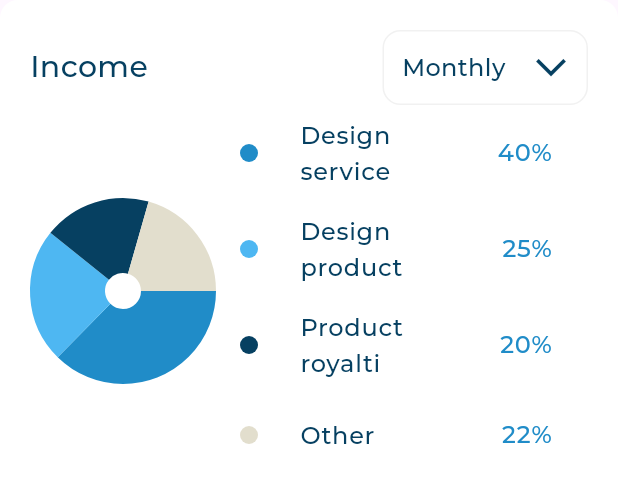
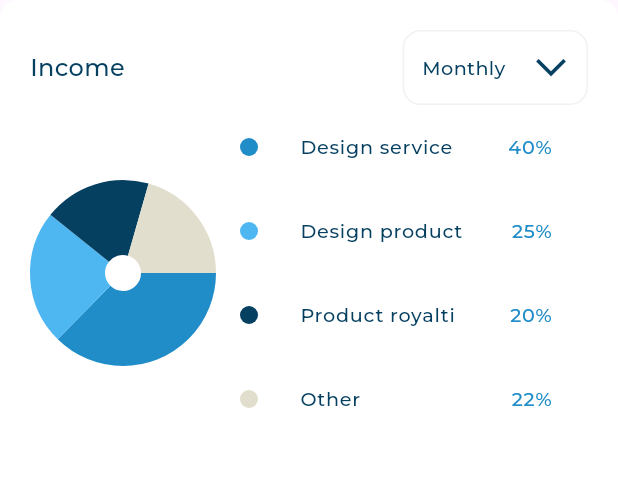
Before and after one commit to Fatma-kabil/responsive_dash_board, a Flutter app: the IncomeSection widget shown alone on an empty page, opened directly, on a phone screen of 412 x 824 dp. Shown: the top 483 px of the screen. Run offline on Flutter 3.47's test engine with Material 3 defaults, Android fonts, the phone set to English and light mode, and no system bars; drawn by our look-alikes of fl_chart; our stand-ins replace expandable_page_view, flutter_svg; project files that could hold a hidden picture were left out.

Commit message:
responsive font size part one

```diff
--- a/lib/utiles/app_styles.dart
+++ b/lib/utiles/app_styles.dart
@@ -1,71 +1,97 @@
+import 'package:flutter/foundation.dart';
 import 'package:flutter/material.dart';
+import 'package:responsive_dash_board/utiles/size_config.dart';
 
 abstract class AppStyles {
-  static const TextStyle styleRegular16 = TextStyle(
-    color: Color(0xff064061),
-    fontSize: 16,
+  static TextStyle styleRegular16 = TextStyle(
+    color: const Color(0xff064061),
+    fontSize: getResponsiveFontSize(fontsize: 16),
     fontFamily: 'Montserrat',
     fontWeight: FontWeight.w400,
   );
 
-  static const TextStyle styleMeduim16 = TextStyle(
-    color: Color(0xff064061),
-    fontSize: 16,
+  static TextStyle styleMeduim16 = TextStyle(
+    color: const Color(0xff064061),
+    fontSize: getResponsiveFontSize(fontsize: 16),
     fontFamily: 'Montserrat',
     fontWeight: FontWeight.w500,
   );
 
-  static const TextStyle styleSemiBold16 = TextStyle(
-    color: Color(0xff064061),
-    fontSize: 16,
+  static TextStyle styleSemiBold16 = TextStyle(
+    color: const Color(0xff064061),
+    fontSize: getResponsiveFontSize(fontsize: 16),
     fontFamily: 'Montserrat',
     fontWeight: FontWeight.w600,
   );
 
-  static const TextStyle styleSemiBold20 = TextStyle(
-    color: Color(0xFF064061),
-    fontSize: 20,
+  static TextStyle styleSemiBold20 = TextStyle(
+    color: const Color(0xFF064061),
+    fontSize: getResponsiveFontSize(fontsize: 20),
     fontFamily: 'Montserrat',
     fontWeight: FontWeight.w600,
   );
 
-  static const TextStyle styleRegular12 = TextStyle(
-    color: Color(0xffAAAAAA),
-    fontSize: 12,
+  static TextStyle styleRegular12 = TextStyle(
+    color: const Color(0xffAAAAAA),
+    fontSize: getResponsiveFontSize(fontsize: 12),
     fontFamily: 'Montserrat',
     fontWeight: FontWeight.w400,
   );
 
-  static const TextStyle styleSemiBold24 = TextStyle(
-    color: Color(0xff4EB7F2),
-    fontSize: 24,
+  static TextStyle styleSemiBold24 = TextStyle(
+    color: const Color(0xff4EB7F2),
+    fontSize: getResponsiveFontSize(fontsize: 24),
     fontFamily: 'Montserrat',
     fontWeight: FontWeight.w600,
   );
-  static const TextStyle styleRegular14 = TextStyle(
-    color: Color(0xffAAAAAA),
-    fontSize: 14,
+  static TextStyle styleRegular14 = TextStyle(
+    color: const Color(0xffAAAAAA),
+    fontSize: getResponsiveFontSize(fontsize: 14),
     fontFamily: 'Montserrat',
     fontWeight: FontWeight.w400,
   );
 
-  static const TextStyle styleSemiBold18 = TextStyle(
-    color: Color(0xff4EB7F2),
-    fontSize: 18,
+  static TextStyle styleSemiBold18 = TextStyle(
+    color: const Color(0xff4EB7F2),
+    fontSize: getResponsiveFontSize(fontsize: 18),
     fontFamily: 'Montserrat',
     fontWeight: FontWeight.w600,
   );
-  static const TextStyle styleBold16 = TextStyle(
-    color: Color(0xff4EB7F2),
-    fontSize: 16,
+  static TextStyle styleBold16 = TextStyle(
+    color: const Color(0xff4EB7F2),
+    fontSize: getResponsiveFontSize(fontsize: 16),
     fontFamily: 'Montserrat',
     fontWeight: FontWeight.w700,
   );
 
-  static const TextStyle styleMeduim20 = TextStyle(
+  static TextStyle styleMeduim20 = TextStyle(
     color: Colors.white,
-    fontSize: 20,
+    fontSize: getResponsiveFontSize(fontsize: 20),
     fontFamily: 'Montserrat',
     fontWeight: FontWeight.w500,
   );
 }
+
+double getResponsiveFontSize({required double fontsize}) {
+  double ScaleFactor = getScaleFactor();
+  double responsiveFontSize = fontsize * ScaleFactor;
+
+  double lowerLimit = fontsize * 0.8;
+  double upperLimit = fontsize * 1.2;
+
+  return responsiveFontSize.clamp(lowerLimit, upperLimit);
+}
+
+double getScaleFactor() {
+  var dispatcher = PlatformDispatcher.instance;
+  var physicalwidth = dispatcher.views.first.physicalSize.width;
+  var devicePixelRaio = dispatcher.views.first.devicePixelRatio;
+  double width = physicalwidth / devicePixelRaio;
+  if (width < SizeConfig.tablet) {
+    return width / 550;
+  } else if (width < SizeConfig.desktop) {
+    return width / 1000;
+  } else {
+    return width / 1920;
+  }
+}
--- a/lib/views/widgets/My_cards_section.dart
+++ b/lib/views/widgets/My_cards_section.dart
@@ -30,7 +30,7 @@ class _MyCardsSectionState extends State<MyCardsSection> {
     return Column(
       crossAxisAlignment: CrossAxisAlignment.start,
       children: [
-        const Text(
+         Text(
           'My card',
           style: AppStyles.styleSemiBold20,
         ),
--- a/lib/views/widgets/all_expenses_header.dart
+++ b/lib/views/widgets/all_expenses_header.dart
@@ -7,14 +7,14 @@ class AllExpensesHeader extends StatelessWidget {
 
   @override
   Widget build(BuildContext context) {
-    return const Row(
+    return Row(
       children: [
         Text(
           'All Expenses',
           style: AppStyles.styleSemiBold20,
         ),
-        Expanded(child: SizedBox()),
-        RangeOptions()
+        const Expanded(child: SizedBox()),
+        const RangeOptions()
       ],
     );
   }
--- a/lib/views/widgets/income_section.dart
+++ b/lib/views/widgets/income_section.dart
@@ -9,7 +9,7 @@ class IncomeSection extends StatelessWidget {
 
   @override
   Widget build(BuildContext context) {
-    return const CustomBackgroundContainer(
+    return  CustomBackgroundContainer(
         child: Column(
       children: [
         Row(
@@ -18,11 +18,11 @@ class IncomeSection extends StatelessWidget {
               'Income',
               style: AppStyles.styleSemiBold20,
             ),
-            Expanded(child: SizedBox()),
-            RangeOptions()
+           const Expanded(child: SizedBox()),
+           const RangeOptions()
           ],
         ),
-        IncomeSectionBody()
+       const IncomeSectionBody()
       ],
     ));
   }
--- a/lib/views/widgets/latest_transaction.dart
+++ b/lib/views/widgets/latest_transaction.dart
@@ -7,17 +7,17 @@ class LatestTransaction extends StatelessWidget {
 
   @override
   Widget build(BuildContext context) {
-    return const Column(
+    return Column(
       crossAxisAlignment: CrossAxisAlignment.start,
       children: [
         Text(
           'Latest Transaction',
           style: AppStyles.styleMeduim16,
         ),
-        SizedBox(
+        const SizedBox(
           height: 16,
         ),
-        LatestTransactionListView()
+        const LatestTransactionListView()
       ],
     );
   }
--- a/lib/views/widgets/my_card.dart
+++ b/lib/views/widgets/my_card.dart
@@ -28,7 +28,7 @@ class MyCard extends StatelessWidget {
                 "Name Card",
                 style: AppStyles.styleRegular16.copyWith(color: Colors.white),
               ),
-              subtitle: const Text(
+              subtitle:  Text(
                 'Syah Bandi',
                 style: AppStyles.styleMeduim20,
               ),
--- a/lib/views/widgets/quick_invoice_header.dart
+++ b/lib/views/widgets/quick_invoice_header.dart
@@ -9,7 +9,7 @@ class QuickInvoiceHeader extends StatelessWidget {
   Widget build(BuildContext context) {
     return Row(
       children: [
-        const Text(
+         Text(
           "Quick Invoice",
           style: AppStyles.styleSemiBold20,
         ),
--- a/lib/views/widgets/range_option.dart
+++ b/lib/views/widgets/range_option.dart
@@ -21,7 +21,7 @@ class RangeOptions extends StatelessWidget {
               borderRadius: BorderRadius.circular(12))),
       child: Row(
         children: [
-          const Text(
+           Text(
             'Monthly',
             style: AppStyles.styleMeduim16,
           ),
```
Also changed, not shown: lib/views/widgets/transation_history_header.dart (+3 -5 lines).
